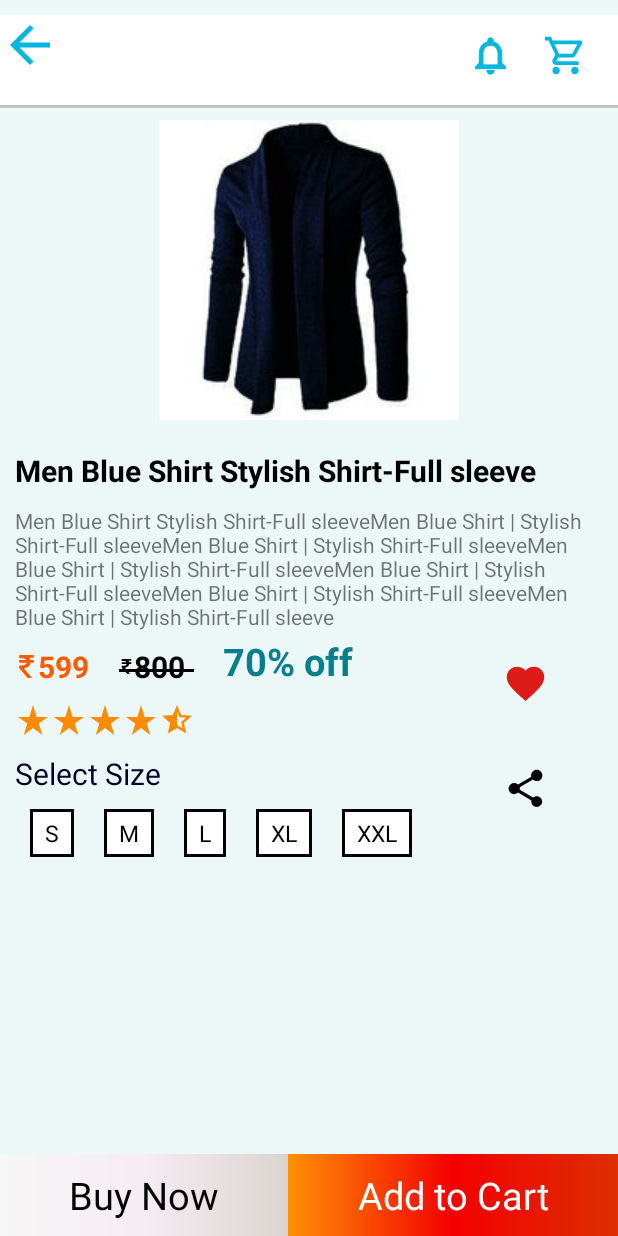
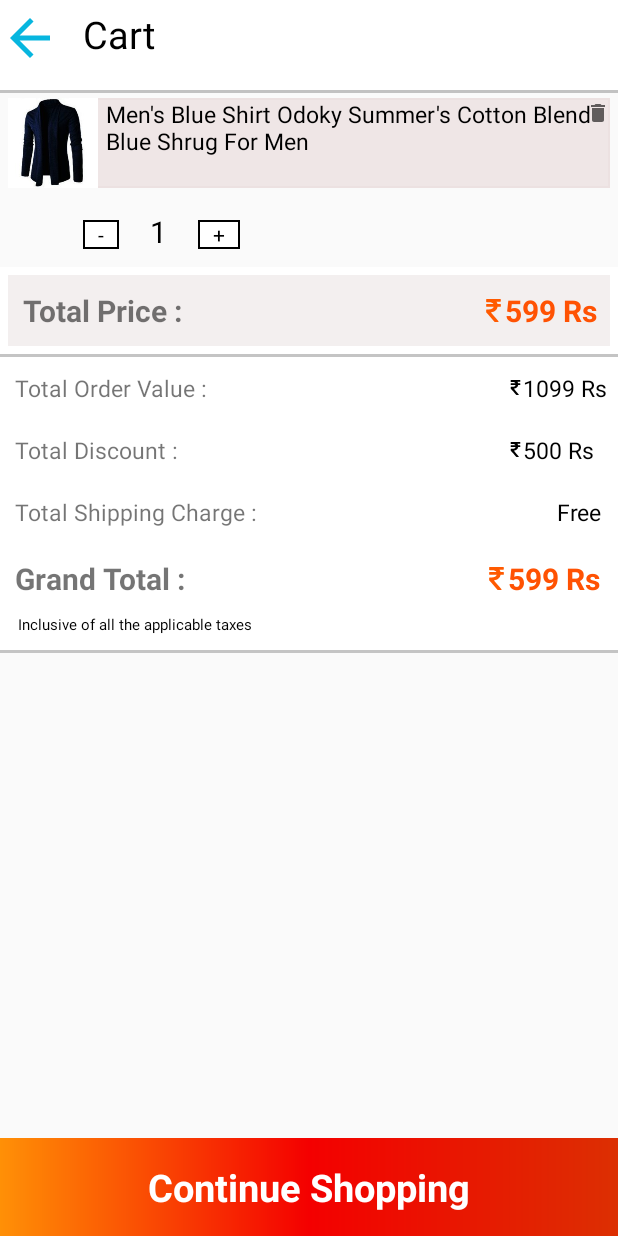
Before and after one commit to DeveloprAbhishek/ShopClues-Shopping-app, an Android app: the ProductDetail screen opened directly, with no data from a screen before it, after a tap on "Add to Cart", on a phone screen of 412 x 824 dp. Run offline under Robolectric (Android 15) with nearby library versions, the phone set to English and light mode, and no system bars; 2 other taps on this screen came first.

Commit message:
Implement Cart

```diff
--- a/app/src/main/AndroidManifest.xml
+++ b/app/src/main/AndroidManifest.xml
@@ -9,7 +9,8 @@
         android:roundIcon="@mipmap/ic_launcher_round"
         android:supportsRtl="true"
         android:theme="@style/Theme.ShopCluesShoppingApp">
-        <activity android:name=".ProductDetailActivity"></activity>
+        <activity android:name=".CartLayout"></activity>
+        <activity android:name=".ProductDetail" />
         <activity android:name=".MainActivity">
             <intent-filter>
                 <action android:name="android.intent.action.MAIN" />
--- /dev/null
+++ b/app/src/main/java/com/example/shopcluesshoppingapp/CartLayout.java
@@ -0,0 +1,63 @@
+package com.example.shopcluesshoppingapp;
+
+import android.content.Intent;
+import android.os.Bundle;
+import android.view.View;
+import android.widget.ImageView;
+import android.widget.TextView;
+import android.widget.Toast;
+
+import androidx.appcompat.app.AppCompatActivity;
+
+public class CartLayout extends AppCompatActivity {
+    private TextView quantity;
+    private TextView minus;
+    private TextView plush;
+    private ImageView removeButton;
+    private TextView continueToShoppingButton;
+
+    @Override
+    protected void onCreate(Bundle savedInstanceState) {
+        super.onCreate(savedInstanceState);
+        setContentView(R.layout.activity_cart_layout);
+        initViews();
+    }
+
+    private void initViews() {
+        quantity = findViewById(R.id.quantity);
+        minus = findViewById(R.id.quantity_minus);
+        plush = findViewById(R.id.quantity_plush);
+        removeButton = findViewById(R.id.remove_cart);
+        continueToShoppingButton = findViewById(R.id.cart_continue_shopping);
+        removeButton.setOnClickListener(new View.OnClickListener() {
+            @Override
+            public void onClick(View v) {
+                Toast.makeText(CartLayout.this, "Item has been removed from Cart", Toast.LENGTH_SHORT).show();
+            }
+        });
+        continueToShoppingButton.setOnClickListener(new View.OnClickListener() {
+            @Override
+            public void onClick(View v) {
+                Intent intent = new Intent(CartLayout.this, MainActivity.class);
+                startActivity(intent);
+            }
+        });
+
+        minus.setOnClickListener(new View.OnClickListener() {
+            @Override
+            public void onClick(View v) {
+                if (Integer.parseInt(quantity.getText().toString()) > 1) {
+                    int value = Integer.parseInt(quantity.getText().toString()) - 1;
+                    quantity.setText(value + "");
+                }
+            }
+        });
+        plush.setOnClickListener(new View.OnClickListener() {
+            @Override
+            public void onClick(View v) {
+                int value = Integer.parseInt(quantity.getText().toString()) + 1;
+                quantity.setText(value + "");
+            }
+        });
+    }
+}
--- a/app/src/main/java/com/example/shopcluesshoppingapp/MainActivity.java
+++ b/app/src/main/java/com/example/shopcluesshoppingapp/MainActivity.java
@@ -2,8 +2,10 @@ package com.example.shopcluesshoppingapp;
 
 import android.content.Intent;
 import android.os.Bundle;
+import android.view.View;
 import android.widget.ImageView;
 import android.widget.TextView;
+import android.widget.Toast;
 
 import androidx.appcompat.app.AppCompatActivity;
 import androidx.recyclerview.widget.GridLayoutManager;
@@ -16,6 +18,7 @@ public class MainActivity extends AppCompatActivity implements ProductClickListe
 
     private RecyclerView recyclerView;
     private ArrayList<LayoutBaseModel> layouts;
+    private ArrayList<ProductModel> productModels;
     private ImageView productImage;
     private TextView productName;
     private TextView description;
@@ -27,6 +30,7 @@ public class MainActivity extends AppCompatActivity implements ProductClickListe
 
 
     @Override
+
     protected void onCreate(Bundle savedInstanceState) {
         super.onCreate(savedInstanceState);
         setContentView(R.layout.activity_main);
@@ -43,8 +47,8 @@ public class MainActivity extends AppCompatActivity implements ProductClickListe
         price = findViewById(R.id.price);
         actualPrice = findViewById(R.id.actual_price);
         discount = findViewById(R.id.discount);
-        buyButton = findViewById(R.id.ButtonBuy);
-        addToCartButton = findViewById(R.id.ButtonAddToCart);
+        buyButton = findViewById(R.id.buy_btn);
+
     }
 
 
@@ -114,7 +118,6 @@ public class MainActivity extends AppCompatActivity implements ProductClickListe
                 "", "730", "2999", "75% off"));
         layouts.add(new ProductModel(R.drawable.product30, "Set of 4 MultiColor Wall Sticker",
                 "EJA Art brings here an interesting Wall stickers (DIY) to decorate your walls, paste at your desired place. Package Include: 1 x PVC Vinyl sticker Material: PVC Vinyl Compatible Features: PVC, Non-toxic, Eco-friendly and Waterproof. Occasion:Ideal for Family Lounge, Bedroom, Cafe and Restaurant, Kids room, Nursery Room etc. Installation prompt: Please keep the wall clean before pasting. First according to the template on the ground, put the product well. Suggest to take a small piece of component test whether suitable for me tope. Press firmly to squeeze out any air bubbles. Cautions: Do not apply on wet walls. Do not apply on ash surfaces. Do not apply on broken surfaces. ", "190", "499", "57% off"));
-//            layouts.add(new SmallBannerModel(R.drawable.small_banner_1));
 
     }
 
@@ -129,14 +132,24 @@ public class MainActivity extends AppCompatActivity implements ProductClickListe
 
     @Override
     public void onProductClick(LayoutBaseModel layoutBaseModel, int position) {
-        Intent intent = new Intent(this, ProductDetailActivity.class);
-//        intent.putExtra("img", .getText().toString());
-//        intent.putExtra("name", productName.getText().toString());
-//        intent.putExtra("desc", description.getText().toString());
-//        intent.putExtra("price",price.getText().toString());
-//        intent.putExtra("actualPrice", actualPrice.getText().toString());
-//        intent.putExtra("discount", discount.getText().toString());
-////        intent.putExtras(productImage.getImageTintMode());
+        Intent intent = new Intent(this, ProductDetail.class);
+        buyButton = findViewById(R.id.buy_btn);
+        addToCartButton = findViewById(R.id.cart_btn);
+        addToCartButton.setOnClickListener(new View.OnClickListener() {
+            @Override
+            public void onClick(View v) {
+                Intent goToCart = new Intent(MainActivity.this, CartLayout.class);
+                Toast.makeText(MainActivity.this, "Item Added to the Cart", Toast.LENGTH_LONG).show();
+                startActivity(goToCart);
+            }
+        });
+
+//        intent.putExtra("img", productModels.get(position).getImage());
+//        intent.putExtra("name", productModels.get(position).getName());
+//        intent.putExtra("desc", productModels.get(position).getDescription());
+//        intent.putExtra("price", productModels.get(position).getPrice());
+//        intent.putExtra("actualPrice", productModels.get(position).getActualPrice());
+//        intent.putExtra("discount", productModels.get(position).getDiscount());
         startActivity(intent);
     }
 }
--- a/app/src/main/java/com/example/shopcluesshoppingapp/ProductDetailActivity.java
+++ b/app/src/main/java/com/example/shopcluesshoppingapp/ProductDetail.java
@@ -9,7 +9,7 @@ import android.widget.Toast;
 
 import androidx.appcompat.app.AppCompatActivity;
 
-public class ProductDetailActivity extends AppCompatActivity {
+public class ProductDetail extends AppCompatActivity {
     private ImageView productImage;
     private TextView productName;
     private TextView description;
@@ -25,9 +25,8 @@ public class ProductDetailActivity extends AppCompatActivity {
     protected void onCreate(Bundle savedInstanceState) {
         super.onCreate(savedInstanceState);
         setContentView(R.layout.activity_product_detail);
-        Intent intent = getIntent();
         initViews();
-//        setProductDetailsView(intent);
+//        setProductDetailsView();
 
     }
 
@@ -46,7 +45,7 @@ public class ProductDetailActivity extends AppCompatActivity {
             @Override
             public void onClick(View v) {
                 favoriteIcon.setImageResource(R.drawable.favorite_icon);
-                Toast.makeText(ProductDetailActivity.this, "Item Added to Favorite", Toast.LENGTH_SHORT).show();
+                Toast.makeText(ProductDetail.this, "Item Added to Favorite", Toast.LENGTH_SHORT).show();
             }
         });
         shareIcon.setOnClickListener(new View.OnClickListener() {
@@ -61,16 +60,20 @@ public class ProductDetailActivity extends AppCompatActivity {
         CartButton.setOnClickListener(new View.OnClickListener() {
             @Override
             public void onClick(View v) {
-                Toast.makeText(ProductDetailActivity.this, "Item Added to the Cart", Toast.LENGTH_LONG).show();
+                Intent intent = new Intent(ProductDetail.this, CartLayout.class);
+                Toast.makeText(ProductDetail.this, "Item Added to the Cart", Toast.LENGTH_LONG).show();
+                startActivity(intent);
+
             }
         });
     }
 
-    private void setProductDetailsView(Intent intent) {
-        productName.setText(intent.getStringExtra("name"));
-        description.setText(intent.getStringExtra("desc"));
-        price.setText(intent.getStringExtra("price"));
-        actualPrice.setText(intent.getStringExtra("actualPrice"));
-        discount.setText(intent.getStringExtra("discount"));
+    private void setProductDetailsView() {
+        productImage.setImageResource(getIntent().getIntExtra("img", 0));
+        productName.setText(getIntent().getStringExtra("name"));
+        description.setText(getIntent().getStringExtra("desc"));
+        price.setText(getIntent().getStringExtra("price"));
+        actualPrice.setText(getIntent().getStringExtra("actualPrice"));
+        discount.setText(getIntent().getStringExtra("discount"));
     }
 }
--- a/app/src/main/java/com/example/shopcluesshoppingapp/ProductModel.java
+++ b/app/src/main/java/com/example/shopcluesshoppingapp/ProductModel.java
@@ -47,4 +47,8 @@ public class ProductModel extends LayoutBaseModel {
     int getViewType() {
         return TYPE_PRODUCT;
     }
+
+    public String getDescription() {
+        return description;
+    }
 }
--- a/app/src/main/java/com/example/shopcluesshoppingapp/ProductViewHolder.java
+++ b/app/src/main/java/com/example/shopcluesshoppingapp/ProductViewHolder.java
@@ -1,5 +1,6 @@
 package com.example.shopcluesshoppingapp;
 
+import android.content.Intent;
 import android.view.View;
 import android.widget.ImageView;
 import android.widget.RelativeLayout;
@@ -14,6 +15,7 @@ public class ProductViewHolder extends RecyclerView.ViewHolder {
     private TextView product_price;
     private TextView product_actualPrice;
     private TextView product_discount;
+    private TextView description;
     private ProductClickListener productClickListener;
     private RelativeLayout productView;
     private ProductModel productModel;
@@ -30,11 +32,13 @@ public class ProductViewHolder extends RecyclerView.ViewHolder {
         product_price = itemView.findViewById(R.id.price);
         product_actualPrice = itemView.findViewById(R.id.actual_price);
         product_discount = itemView.findViewById(R.id.discount);
+        description = itemView.findViewById(R.id.product_desc);
         productView = itemView.findViewById(R.id.product_card);
         productView.setOnClickListener(new View.OnClickListener() {
             @Override
             public void onClick(View v) {
-                productClickListener.onProductClick(productModel,getAdapterPosition());
+                productClickListener.onProductClick(productModel, getAdapterPosition());
+
             }
         });
     }
--- /dev/null
+++ b/app/src/main/res/drawable/cart_card_bg.xml
@@ -0,0 +1,10 @@
+<?xml version="1.0" encoding="utf-8"?>
+<shape xmlns:android="http://schemas.android.com/apk/res/android"
+    android:shape="rectangle">
+
+    <stroke
+        android:width="1dp"
+        android:color="#ECE1E1" />
+    <solid android:color="#EFE6E6" />
+
+</shape>
--- /dev/null
+++ b/app/src/main/res/drawable/quantity_bg.xml
@@ -0,0 +1,10 @@
+<?xml version="1.0" encoding="utf-8"?>
+<shape xmlns:android="http://schemas.android.com/apk/res/android"
+    android:shape="rectangle">
+    <solid android:color="#FFFFFF" />
+    <stroke
+        android:width="1dp"
+        android:color="#000000" />
+
+
+</shape>
--- /dev/null
+++ b/app/src/main/res/drawable/remove_cart_icon.xml
@@ -0,0 +1,10 @@
+<vector xmlns:android="http://schemas.android.com/apk/res/android"
+    android:width="20dp"
+    android:height="20dp"
+    android:viewportWidth="24"
+    android:viewportHeight="24"
+    android:tint="?attr/colorControlNormal">
+  <path
+      android:fillColor="@android:color/white"
+      android:pathData="M6,19c0,1.1 0.9,2 2,2h8c1.1,0 2,-0.9 2,-2V7H6v12zM19,4h-3.5l-1,-1h-5l-1,1H5v2h14V4z"/>
+</vector>
--- /dev/null
+++ b/app/src/main/res/layout/activity_cart_layout.xml
@@ -0,0 +1,305 @@
+<?xml version="1.0" encoding="utf-8"?>
+<RelativeLayout xmlns:android="http://schemas.android.com/apk/res/android"
+    xmlns:tools="http://schemas.android.com/tools"
+    android:layout_width="match_parent"
+    android:layout_height="match_parent"
+    android:orientation="vertical"
+    tools:context=".CartLayout">
+
+    <View
+        android:id="@+id/topView"
+        android:layout_width="match_parent"
+        android:layout_height="60dp"
+        android:background="#FFFFFF" />
+
+    <View
+
+        android:layout_width="wrap_content"
+        android:layout_height="2dp"
+        android:layout_below="@id/topView"
+        android:background="#C2C2C2" />
+
+    <TextView
+        android:layout_width="wrap_content"
+        android:layout_height="wrap_content"
+        android:layout_marginLeft="15dp"
+        android:layout_marginTop="5dp"
+        android:layout_toRightOf="@id/cart_arrow"
+        android:text="Cart"
+        android:textColor="#000"
+        android:textSize="25dp" />
+
+    <ImageView
+        android:id="@+id/cart_arrow"
+        android:layout_width="wrap_content"
+        android:layout_height="wrap_content"
+        android:layout_alignTop="@id/topView"
+        android:layout_centerVertical="true"
+        android:layout_marginTop="5dp"
+        android:src="@drawable/arrow_icon" />
+
+    <ScrollView
+        android:layout_width="match_parent"
+        android:layout_height="match_parent"
+        android:layout_below="@id/topView">
+
+        <RelativeLayout
+
+            android:layout_width="match_parent"
+            android:layout_height="wrap_content">
+
+
+            <RelativeLayout
+                android:id="@+id/cart_product"
+                android:layout_width="match_parent"
+                android:layout_height="wrap_content"
+                android:layout_margin="5dp"
+                android:background="@drawable/cart_card_bg">
+
+                <ImageView
+                    android:id="@+id/cart_productImage"
+                    android:layout_width="60dp"
+                    android:layout_height="60dp"
+                    android:src="@drawable/product1" />
+
+                <TextView
+                    android:id="@+id/cart_product_description"
+                    android:layout_width="wrap_content"
+                    android:layout_height="wrap_content"
+                    android:layout_marginHorizontal="5dp"
+                    android:layout_toRightOf="@id/cart_productImage"
+                    android:text="Men's Blue Shirt Odoky Summer's Cotton Blend Blue Shrug For Men"
+                    android:textColor="#000000"
+                    android:textSize="15dp" />
+
+                <ImageView
+                    android:id="@+id/remove_cart"
+                    android:layout_width="wrap_content"
+                    android:layout_height="wrap_content"
+                    android:layout_alignTop="@id/cart_product_description"
+                    android:layout_marginLeft="325dp"
+                    android:layout_toRightOf="@id/cart_productImage"
+                    android:paddingRight="-0dp"
+                    android:src="@drawable/remove_cart_icon" />
+
+
+            </RelativeLayout>
+
+            <LinearLayout
+                android:id="@+id/quantity_section"
+                android:layout_width="wrap_content"
+                android:layout_height="wrap_content"
+                android:layout_below="@id/cart_product"
+                android:layout_marginHorizontal="50dp"
+                android:orientation="horizontal">
+
+                <TextView
+                    android:id="@+id/quantity_minus"
+                    android:layout_width="wrap_content"
+                    android:layout_height="wrap_content"
+                    android:layout_marginHorizontal="5dp"
+                    android:background="@drawable/quantity_bg"
+                    android:paddingHorizontal="10dp"
+                    android:text="-"
+                    android:textColor="#000000" />
+
+                <TextView
+                    android:id="@+id/quantity"
+                    android:layout_width="wrap_content"
+                    android:layout_height="wrap_content"
+                    android:layout_marginHorizontal="5dp"
+                    android:padding="10dp"
+                    android:text="1"
+                    android:textColor="#000000"
+                    android:textSize="20dp" />
+
+                <TextView
+                    android:id="@+id/quantity_plush"
+                    android:layout_width="wrap_content"
+                    android:layout_height="wrap_content"
+                    android:layout_marginHorizontal="5dp"
+                    android:background="@drawable/quantity_bg"
+                    android:paddingHorizontal="10dp"
+                    android:text="+"
+                    android:textColor="#000000" />
+            </LinearLayout>
+
+            <View
+                android:layout_width="match_parent"
+                android:layout_height="1dp"
+                android:layout_below="@id/quantity_section"
+                android:background="#C4C4C4" />
+
+            <LinearLayout
+                android:layout_width="match_parent"
+                android:layout_height="wrap_content"
+                android:layout_below="@+id/quantity_section"
+                android:background="#FFFFFF"
+                android:orientation="vertical">
+
+
+                <LinearLayout
+                    android:layout_width="match_parent"
+                    android:layout_height="wrap_content"
+                    android:layout_marginHorizontal="5dp"
+                    android:layout_marginVertical="5dp"
+                    android:background="#F3EFEF"
+                    android:orientation="horizontal"
+                    android:paddingVertical="10dp">
+
+                    <TextView
+                        android:layout_width="wrap_content"
+                        android:layout_height="wrap_content"
+                        android:layout_marginLeft="10dp"
+                        android:text="Total Price :"
+                        android:textSize="20dp"
+                        android:textStyle="bold" />
+
+                    <TextView
+                        android:layout_width="wrap_content"
+                        android:layout_height="wrap_content"
+                        android:layout_marginLeft="200dp"
+                        android:drawableLeft="@drawable/rupees_icon_2"
+                        android:text="599 Rs"
+                        android:textColor="#FF5203"
+                        android:textSize="20dp"
+                        android:textStyle="bold" />
+
+
+                </LinearLayout>
+
+                <View
+                    android:layout_width="match_parent"
+                    android:layout_height="2dp"
+                    android:background="#C4C4C4" />
+
+                <LinearLayout
+                    android:layout_width="match_parent"
+                    android:layout_height="wrap_content"
+                    android:orientation="horizontal"
+                    android:paddingVertical="10dp">
+
+                    <TextView
+                        android:layout_width="wrap_content"
+                        android:layout_height="wrap_content"
+                        android:layout_marginLeft="10dp"
+                        android:text="Total Order Value :"
+                        android:textSize="15dp" />
+
+                    <TextView
+                        android:layout_width="wrap_content"
+                        android:layout_height="wrap_content"
+                        android:layout_marginLeft="200dp"
+                        android:drawableLeft="@drawable/rupees_icon"
+                        android:text="1099 Rs"
+                        android:textColor="#000000"
+                        android:textSize="15dp" />
+
+                </LinearLayout>
+
+
+                <LinearLayout
+                    android:layout_width="match_parent"
+                    android:layout_height="wrap_content"
+                    android:orientation="horizontal"
+                    android:paddingVertical="10dp">
+
+                    <TextView
+                        android:layout_width="wrap_content"
+                        android:layout_height="wrap_content"
+                        android:layout_marginLeft="10dp"
+                        android:text="Total Discount :"
+                        android:textSize="15dp" />
+
+                    <TextView
+                        android:layout_width="wrap_content"
+                        android:layout_height="wrap_content"
+                        android:layout_marginLeft="220dp"
+                        android:drawableLeft="@drawable/rupees_icon"
+                        android:text="500 Rs"
+                        android:textColor="#000000"
+                        android:textSize="15dp" />
+
+                </LinearLayout>
+
+                <LinearLayout
+                    android:layout_width="match_parent"
+                    android:layout_height="wrap_content"
+                    android:orientation="horizontal"
+                    android:paddingVertical="10dp">
+
+                    <TextView
+                        android:layout_width="wrap_content"
+                        android:layout_height="wrap_content"
+                        android:layout_marginLeft="10dp"
+                        android:text="Total Shipping Charge :"
+                        android:textSize="15dp" />
+
+                    <TextView
+                        android:layout_width="wrap_content"
+                        android:layout_height="wrap_content"
+                        android:layout_marginLeft="200dp"
+                        android:text="Free"
+                        android:textColor="#000000"
+                        android:textSize="15dp" />
+
+                </LinearLayout>
+
+
+                <LinearLayout
+                    android:layout_width="match_parent"
+                    android:layout_height="wrap_content"
+                    android:orientation="horizontal"
+                    android:paddingVertical="10dp">
+
+                    <TextView
+                        android:layout_width="wrap_content"
+                        android:layout_height="wrap_content"
+                        android:layout_marginLeft="10dp"
+                        android:text="Grand Total :"
+                        android:textSize="20dp"
+                        android:textStyle="bold" />
+
+                    <TextView
+                        android:layout_width="wrap_content"
+                        android:layout_height="wrap_content"
+                        android:layout_marginLeft="200dp"
+                        android:drawableLeft="@drawable/rupees_icon_2"
+                        android:text="599 Rs"
+                        android:textColor="#FF5203"
+                        android:textSize="20dp"
+                        android:textStyle="bold" />
+
+
+                </LinearLayout>
+
+                <TextView
+                    android:layout_width="wrap_content"
+                    android:layout_height="wrap_content"
+                    android:textSize="10dp"
+                    android:layout_marginLeft="12dp"
+                    android:layout_marginBottom="10dp"
+                    android:text="Inclusive of all the applicable taxes"
+                    android:textColor="#000000" />
+
+                <View
+                    android:layout_width="match_parent"
+                    android:layout_height="2dp"
+                    android:background="#C4C4C4" />
+            </LinearLayout>
+        </RelativeLayout>
+    </ScrollView>
+
+    <TextView
+        android:id="@+id/cart_continue_shopping"
+        android:layout_width="match_parent"
+        android:layout_height="wrap_content"
+        android:layout_alignParentBottom="true"
+        android:background="@drawable/cart_btn_bg_2"
+        android:gravity="center_horizontal"
+        android:padding="15dp"
+        android:text="Continue Shopping"
+        android:textColor="#FFFFFF"
+        android:textSize="25dp"
+        android:textStyle="bold" />
+</RelativeLayout>
--- a/app/src/main/res/layout/activity_product_detail.xml
+++ b/app/src/main/res/layout/activity_product_detail.xml
@@ -5,7 +5,7 @@
     android:layout_height="match_parent"
     android:background="#F7ECF7F8"
     android:orientation="vertical"
-    tools:context=".ProductDetailActivity">
+    tools:context=".ProductDetail">
 
     <ScrollView
         android:layout_width="match_parent"
```
